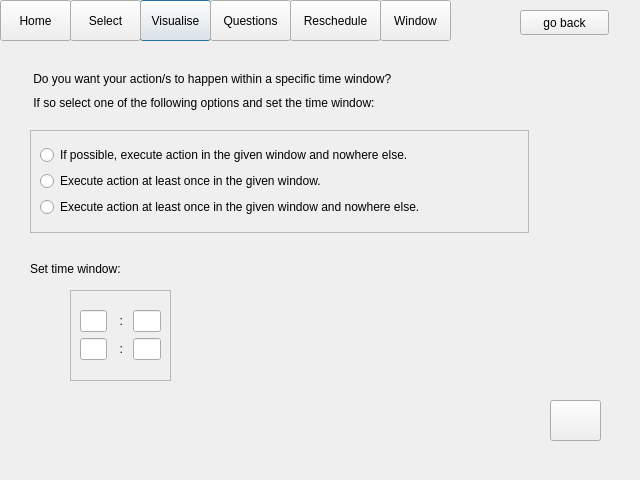
Above: reschdulewindow.ui from ariannabettin/FYPArianna before the change. Below: the same form after it.
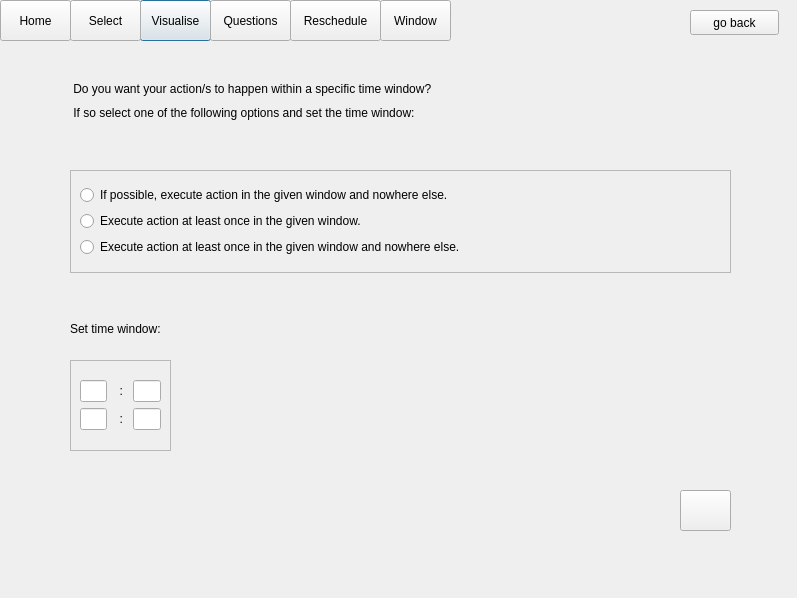
That is the form after the change.

What changed in the file:
```diff
--- a/reschdulewindow.ui
+++ b/reschdulewindow.ui
@@ -6,8 +6,8 @@
    <rect>
     <x>0</x>
     <y>0</y>
-    <width>640</width>
-    <height>480</height>
+    <width>797</width>
+    <height>598</height>
    </rect>
   </property>
   <property name="windowTitle">
@@ -20,7 +20,7 @@
    <property name="geometry">
     <rect>
      <x>70</x>
-     <y>290</y>
+     <y>360</y>
      <width>101</width>
      <height>91</height>
     </rect>
@@ -114,9 +114,9 @@
   <widget class="QFrame" name="frame">
    <property name="geometry">
     <rect>
-     <x>30</x>
-     <y>130</y>
-     <width>499</width>
+     <x>70</x>
+     <y>170</y>
+     <width>661</width>
      <height>103</height>
     </rect>
    </property>
@@ -170,8 +170,8 @@
   <widget class="QWidget" name="layoutWidget_2">
    <property name="geometry">
     <rect>
-     <x>30</x>
-     <y>70</y>
+     <x>70</x>
+     <y>80</y>
      <width>518</width>
      <height>42</height>
     </rect>
@@ -209,8 +209,8 @@
   <widget class="QLabel" name="label_5">
    <property name="geometry">
     <rect>
-     <x>30</x>
-     <y>260</y>
+     <x>70</x>
+     <y>320</y>
      <width>231</width>
      <height>17</height>
     </rect>
@@ -222,8 +222,8 @@
   <widget class="QPushButton" name="doneButton">
    <property name="geometry">
     <rect>
-     <x>550</x>
-     <y>400</y>
+     <x>680</x>
+     <y>490</y>
      <width>51</width>
      <height>41</height>
     </rect>
@@ -248,7 +248,7 @@
   <widget class="QPushButton" name="backButton">
    <property name="geometry">
     <rect>
-     <x>520</x>
+     <x>690</x>
      <y>10</y>
      <width>89</width>
      <height>25</height>
```
